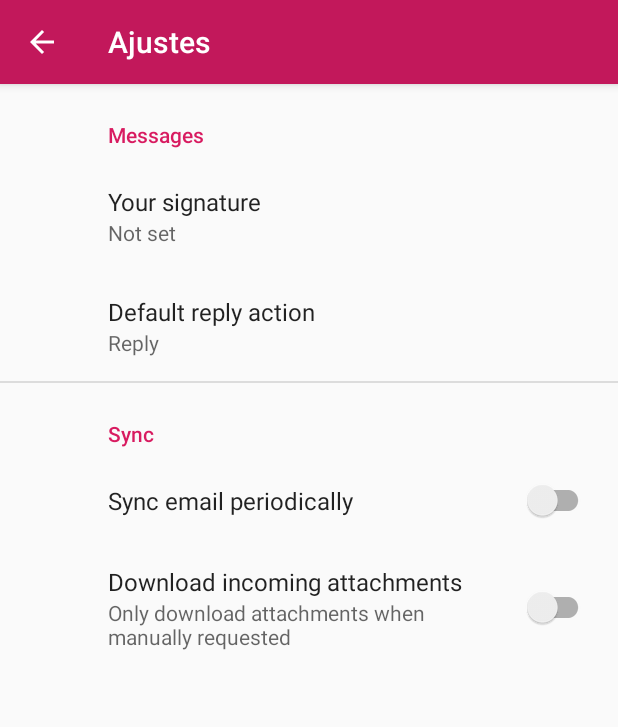
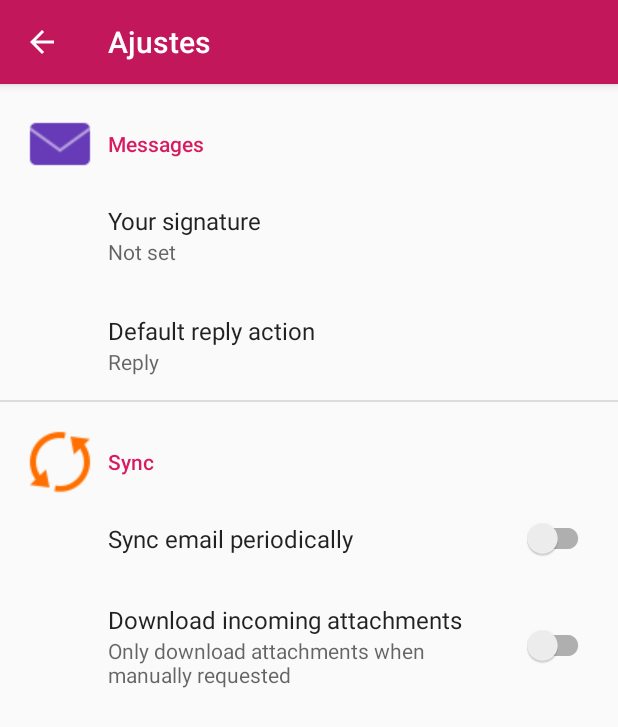
Before and after one commit to exobchix/BasicApp, an Android app: the SettingsActivity screen opened directly, with no data from a screen before it, on a phone screen of 412 x 824 dp. Shown: the top 727 px of the screen. Run offline under Robolectric (Android 15) with nearby library versions, the phone set to English and light mode, and no system bars; our stand-ins replace androidx.preference.

Commit message:
Agregar Iconos en el Setting Layout

```diff
--- a/app/src/main/java/com/example/basicapp/WeatherActivity.kt
+++ b/app/src/main/java/com/example/basicapp/WeatherActivity.kt
@@ -3,7 +3,6 @@ package com.example.basicapp
 import androidx.appcompat.app.AppCompatActivity
 import android.os.Bundle
 import android.util.Log
-//import android.view.View
 import android.widget.TextView
 import kotlinx.android.synthetic.main.activity_weather.*
 
--- a/app/src/main/res/xml/root_preferences.xml
+++ b/app/src/main/res/xml/root_preferences.xml
@@ -16,7 +16,8 @@
 
 <PreferenceScreen xmlns:app="http://schemas.android.com/apk/res-auto">
 
-    <PreferenceCategory app:title="@string/messages_header">
+    <PreferenceCategory app:title="@string/messages_header"
+        app:icon="@drawable/newpost48px">
 
         <EditTextPreference
             app:key="signature"
@@ -33,7 +34,8 @@
 
     </PreferenceCategory>
 
-    <PreferenceCategory app:title="@string/sync_header">
+    <PreferenceCategory app:title="@string/sync_header"
+            app:icon="@drawable/synchronize_48px">
 
         <SwitchPreferenceCompat
             app:key="sync"
```
Also changed, not shown: app/src/main/res/drawable/newpost48px.png (added), app/src/main/res/drawable/synchronize_48px.png (added).
